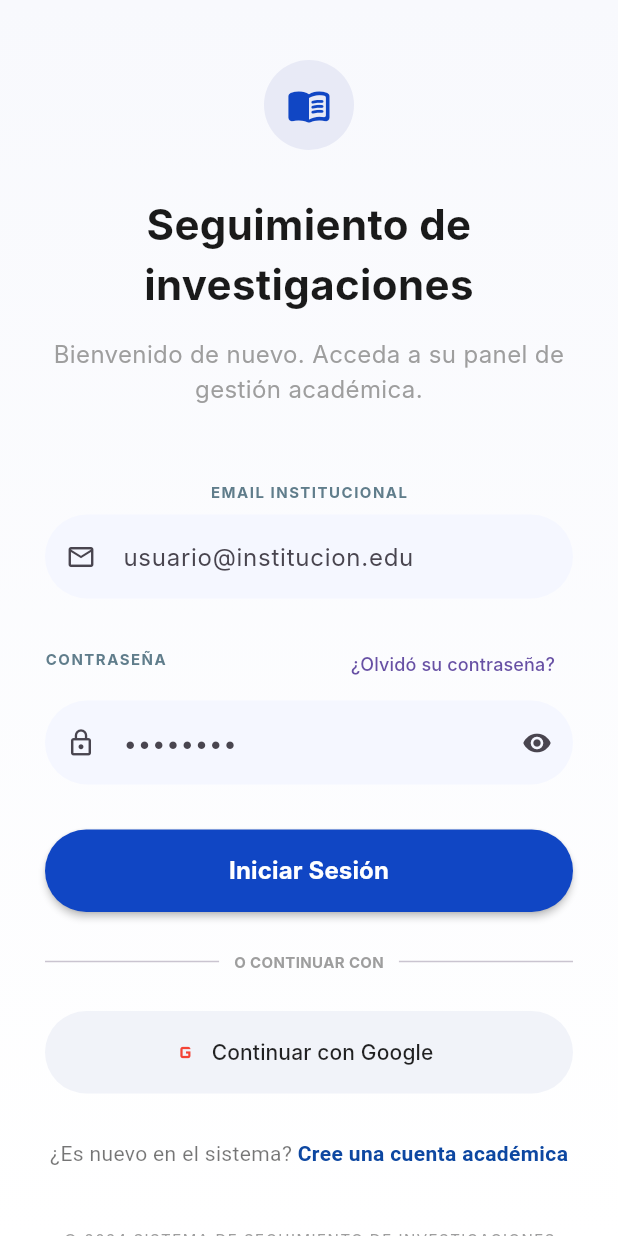
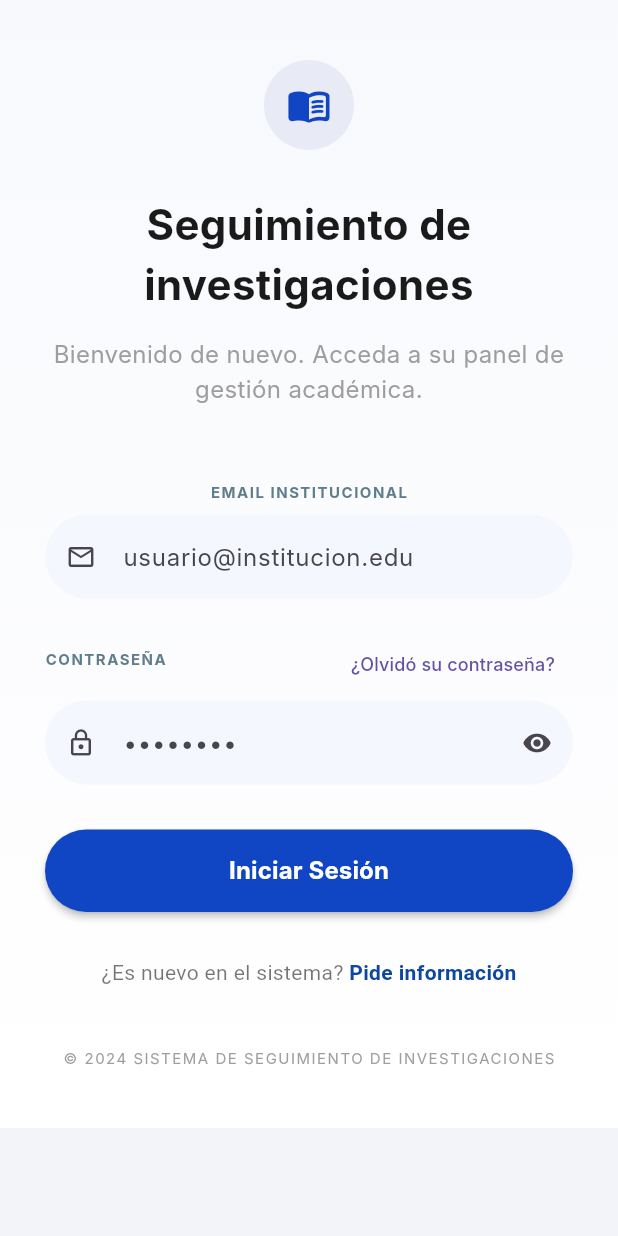
Before and after one commit to victorvilana/investigacionesseguimiento, a Flutter app: the screen it shows after launch, on a phone screen of 412 x 824 dp. Run offline on Flutter 3.47's test engine with Material 3 defaults, Android fonts, the phone set to English and light mode, and no system bars; our stand-ins replace cloud_firestore, firebase_analytics, firebase_auth, firebase_core, firebase_crashlytics, fl_chart and 1 more; accounts and stored records are empty; Roboto replaces fonts that are missing (Inter).

Commit message:
Merge remote-tracking branch 'origin/master'

```diff
--- a/lib/presentation/screens/LoginScreen.dart
+++ b/lib/presentation/screens/LoginScreen.dart
@@ -211,7 +211,9 @@ class _LoginScreenState extends State<LoginScreen> {
                 : const Text("Iniciar Sesión", style: TextStyle(color: Colors.white, fontSize: 16, fontWeight: FontWeight.bold)),
           ),
 
-          const SizedBox(height: 25),
+          const SizedBox(height: 30),
+
+          /*
           const Row(
             children: [
               Expanded(child: Divider()),
@@ -244,12 +246,14 @@ class _LoginScreenState extends State<LoginScreen> {
           ),
           const SizedBox(height: 30),
 
+          */
+
           Center(
             child: Text.rich(TextSpan(
               text: "¿Es nuevo en el sistema? ",
               style: const TextStyle(color: Colors.black54),
               children: [
-                TextSpan(text: "Cree una cuenta académica", style: TextStyle(color: Colors.blue.shade900, fontWeight: FontWeight.bold)),
+                TextSpan(text: "Pide información", style: TextStyle(color: Colors.blue.shade900, fontWeight: FontWeight.bold)),
               ],
             )),
           ),
```
